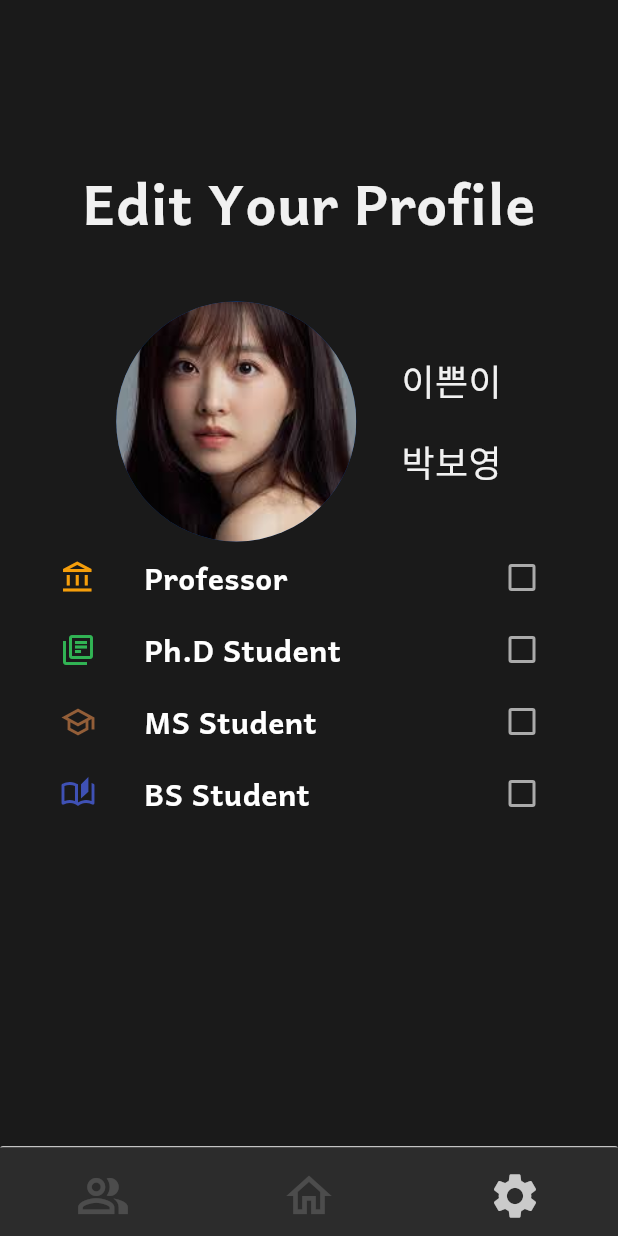
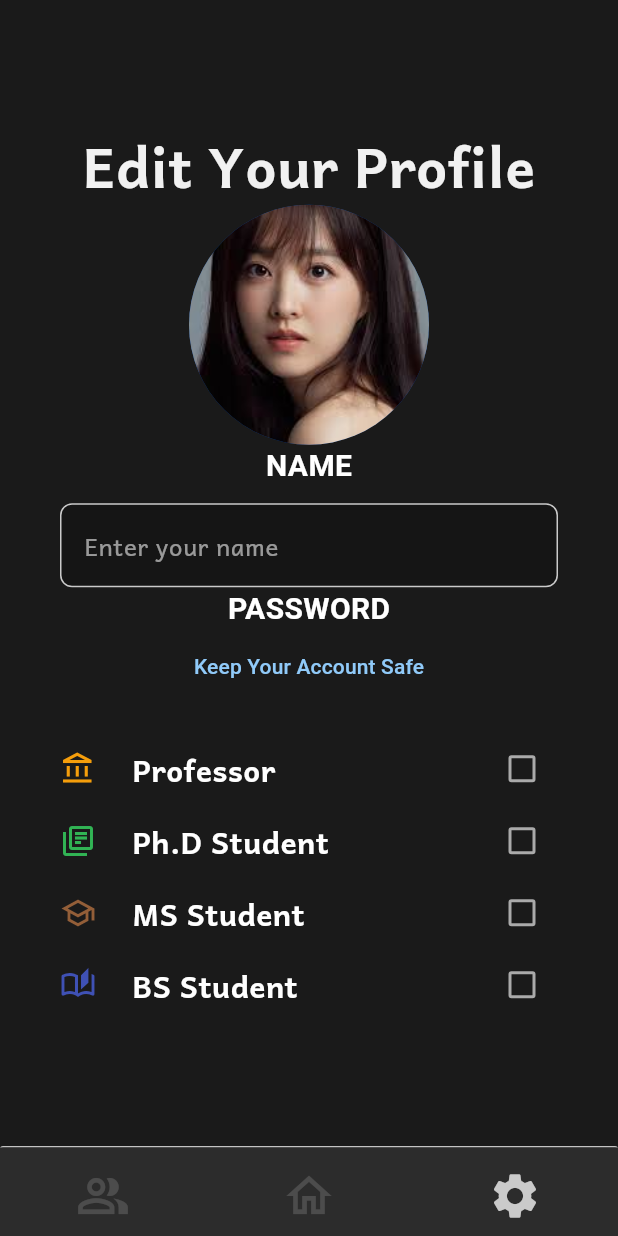
Before and after one commit to seungminhan2631/msdl, a Flutter app: the screen it shows after launch, on a phone screen of 412 x 824 dp. Run offline on Flutter 3.47's test engine with Material 3 defaults, Android fonts, the phone set to English and light mode, and no system bars; our stand-ins replace cloud_firestore, geocoding, geolocator, google_maps_flutter; missing offline and left inert: flutter_google_places_sdk; accounts and stored records are empty.

Commit message:
ㄴ
ㄴㄴ

```diff
--- /dev/null
+++ b/lib/features/screens/settings/edit_password_Screen.dart
@@ -0,0 +1,18 @@
+import 'package:flutter/material.dart';
+import 'package:msdl/commons/widgets/topTitle.dart';
+
+class EditPasswordScreen extends StatefulWidget {
+  const EditPasswordScreen({super.key});
+
+  @override
+  State<EditPasswordScreen> createState() => _EditPasswordScreenState();
+}
+
+class _EditPasswordScreenState extends State<EditPasswordScreen> {
+  @override
+  Widget build(BuildContext context) {
+    return Scaffold(
+      body: TopTitle(text: "Edit Password"),
+    );
+  }
+}
--- a/lib/features/screens/settings/edit_your_profile_Screen.dart
+++ b/lib/features/screens/settings/edit_your_profile_Screen.dart
@@ -5,9 +5,8 @@ import 'package:msdl/constants/gaps.dart';
 import 'package:msdl/constants/size_config.dart';
 import 'package:msdl/constants/sizes.dart';
 import 'package:msdl/features/screens/Home/viewModel/home_viewModel.dart';
-import 'package:msdl/features/screens/settings/setting_Screen.dart';
+import 'package:provider/provider.dart';
 import 'package:msdl/msdl_theme.dart';
-import 'package:provider/provider.dart';
 
 class EditYourProfileScreen extends StatefulWidget {
   const EditYourProfileScreen({super.key});
@@ -28,27 +27,27 @@ class _EditYourProfileScreenState extends State<EditYourProfileScreen> {
     Icons.auto_stories_outlined,
   ];
 
-  Color _iconColor(int index) {
-    switch (index) {
-      case 0:
-        return Color(0xFFF59E0B);
-      case 1:
-        return Color(0xFF31B454);
-      case 2:
-        return Color(0xFF935E38);
-      case 3:
-        return Color(0xFF3F51B5);
-      default:
-        return Colors.black;
-    }
-  }
-
   final List<String> roles = [
     "Professor",
     "Ph.D Student",
     "MS Student",
     "BS Student",
   ];
+
+  Color _iconColor(int index) {
+    switch (index) {
+      case 0:
+        return const Color(0xFFF59E0B);
+      case 1:
+        return const Color(0xFF31B454);
+      case 2:
+        return const Color(0xFF935E38);
+      case 3:
+        return const Color(0xFF3F51B5);
+      default:
+        return Colors.black;
+    }
+  }
 
   void _onClick(int index) {
     setState(() {
@@ -79,44 +78,72 @@ class _EditYourProfileScreenState extends State<EditYourProfileScreen> {
 
     return Scaffold(
       body: Padding(
-        padding: EdgeInsets.symmetric(vertical: Sizes.size96 + Sizes.size12),
+        padding: EdgeInsets.symmetric(vertical: Sizes.size20 + Sizes.size12),
         child: Center(
           child: Column(
-            mainAxisSize: MainAxisSize.max,
+            mainAxisSize: MainAxisSize.min,
             children: [
               TopTitle(
                 text: "Edit Your Profile",
                 fontSize: 37.w,
               ),
-              Gaps.v40,
-              Row(
-                mainAxisAlignment: MainAxisAlignment.center,
-                children: [
               CircleAvatar(
                 radius: 80,
                 backgroundImage: AssetImage("assets/images/박보영.jpg"),
               ),
-                  SizedBox(width: 30.w),
+              Text(
+                "NAME",
+                style: TextStyle(
+                  fontSize: Sizes.size20,
+                  fontWeight: FontWeight.bold,
+                  color: Colors.white,
+                ),
+              ),
+              Gaps.v10,
+              Padding(
+                padding: EdgeInsets.symmetric(horizontal: Sizes.size40),
+                child: SizedBox(
+                  width: double.infinity,
+                  child: TextField(
+                    decoration: InputDecoration(
+                      filled: true,
+                      fillColor: Color(0xFF151515).withOpacity(0.98),
+                      hintText: "Enter your name",
+                      hintStyle: TextStyle(
+                        fontFamily: "Andika",
+                        color: Color(0xFFF1F1F1).withOpacity(0.6),
+                        fontWeight: FontWeight.w400,
+                      ),
+                      border: OutlineInputBorder(
+                        borderRadius: BorderRadius.circular(8),
+                        borderSide: BorderSide(
+                          color: Color(0xFFAAAAAA),
+                        ),
+                      ),
+                    ),
+                    style: TextStyle(color: Colors.white),
+                  ),
+                ),
+              ),
+              Text(
+                "PASSWORD",
+                style: TextStyle(
+                  fontSize: Sizes.size20,
+                  fontWeight: FontWeight.bold,
+                  color: Colors.white,
+                ),
+              ),
+              TextButton(
+                onPressed: () {
+                  Navigator.pushNamed(context, "/editPasswordScreen");
+                },
+                child: Text(
+                  "Keep Your Account Safe",
+                ),
+              ),
+              Gaps.v20,
               Column(
-                    crossAxisAlignment: CrossAxisAlignment.center,
-                    children: [
-                      SettingsProfileText(
-                        text: homeData?.role ?? "이쁜이",
-                      ),
-                      SizedBox(height: 20.h),
-                      SettingsProfileText(
-                        text: homeData?.name ?? "박보영",
-                      ),
-                    ],
-                  ),
-                ],
-              ),
-              Expanded(
-                child: ListView.builder(
-                  shrinkWrap: true,
-                  physics: NeverScrollableScrollPhysics(),
-                  itemCount: roles.length,
-                  itemBuilder: (context, index) {
+                children: List.generate(roles.length, (index) {
                   return Padding(
                     padding: EdgeInsets.symmetric(horizontal: Sizes.size40),
                     child: Row(
@@ -125,7 +152,7 @@ class _EditYourProfileScreenState extends State<EditYourProfileScreen> {
                           icons[index],
                           color: _iconColor(index),
                         ),
-                          Gaps.h32,
+                        Gaps.h24,
                         Expanded(
                           child: Text(
                             roles[index],
@@ -139,7 +166,7 @@ class _EditYourProfileScreenState extends State<EditYourProfileScreen> {
                         ),
                         Checkbox(
                           value: selectedIndex == index,
-                            activeColor: Color(0xffFFFFFF),
+                          activeColor: Colors.white,
                           checkColor: msdlTheme.shadowColor,
                           onChanged: (value) => _onClick(index),
                           side: BorderSide(
@@ -152,8 +179,7 @@ class _EditYourProfileScreenState extends State<EditYourProfileScreen> {
                       ],
                     ),
                   );
-                  },
-                ),
+                }),
               ),
             ],
           ),
--- a/lib/main.dart
+++ b/lib/main.dart
@@ -13,6 +13,7 @@ import 'package:msdl/features/screens/authentication/signUp_Screen.dart';
 import 'package:msdl/features/screens/authentication/login_Screen.dart';
 import 'package:msdl/features/screens/authentication/viewModel/viewModel.dart';
 import 'package:msdl/features/screens/group/viewModel/viewModel.dart';
+import 'package:msdl/features/screens/settings/edit_password_Screen.dart';
 import 'package:msdl/features/screens/settings/edit_your_profile_Screen.dart';
 import 'package:msdl/features/screens/settings/setting_Screen.dart';
 import 'package:msdl/features/screens/workplace/workplace_Screen.dart';
@@ -78,6 +79,8 @@ class msdl extends StatelessWidget {
             "/homeScreen": (context) => Homescreen(),
             "/workplaceScreen": (context) => WorkplaceScreen(),
             "/groupScreen": (context) => GroupScreen(),
+            "/editYourProfileScreen": (context) => EditYourProfileScreen(),
+            "/editPasswordScreen": (context) => EditPasswordScreen(),
           },
         );
       },
```
Also changed, not shown: 4 other files. Lines whose indentation alone changed are shown as unchanged.
